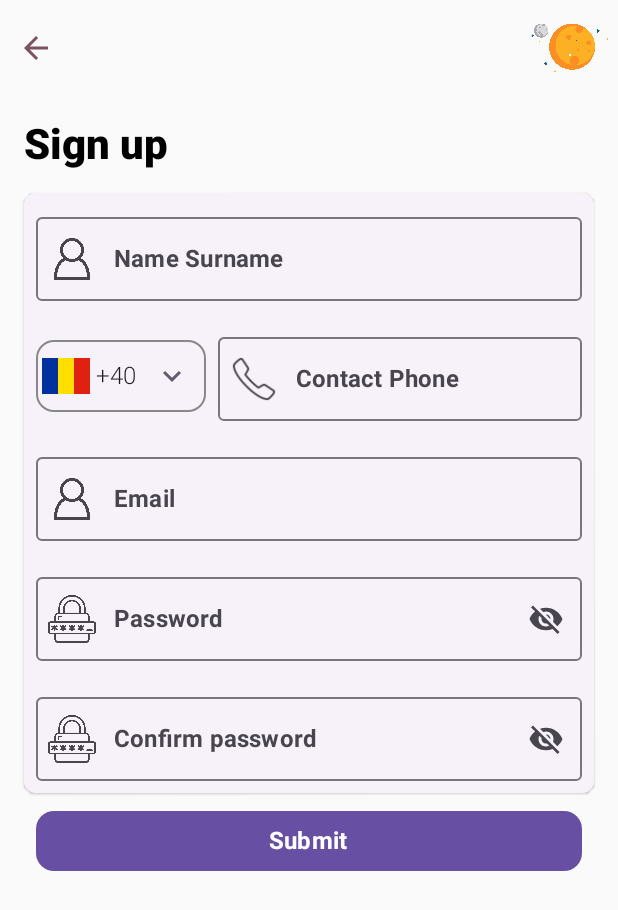
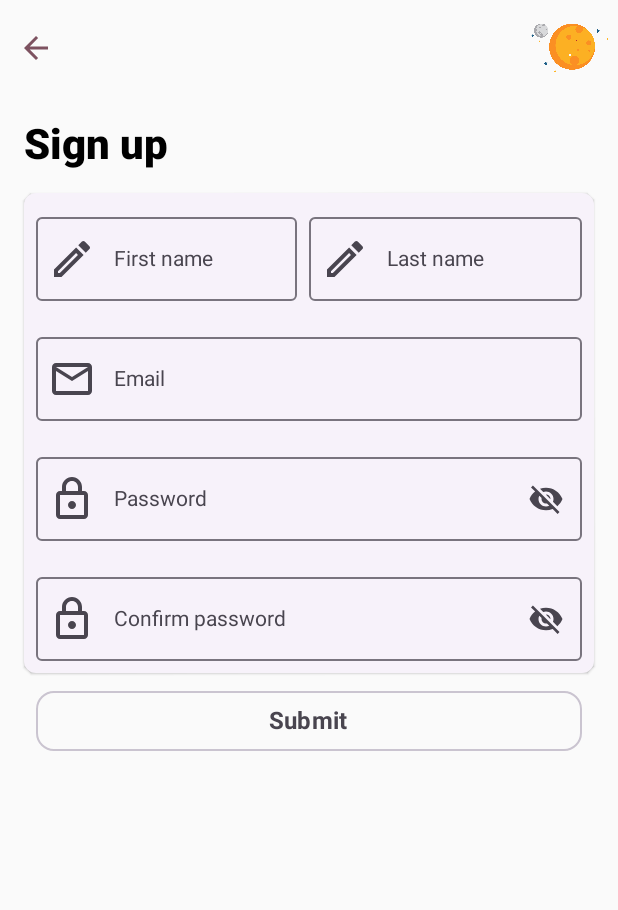
Before and after one commit to chrisneagu/YeapAuctions, an Android app built with Jetpack Compose: the SignUpScreen screen opened through its navigation route, on a phone screen of 412 x 824 dp. Shown: the top 910 px of the screen. Run offline under Robolectric (Android 15) with nearby library versions, the phone set to English and light mode, and no system bars; our stand-ins replace window size class; libraries missing offline, so code that uses them is left out: androidx.test.core.

Commit message:
"Login ViewModel Arhitecture rethink"

```diff
--- a/app/src/main/AndroidManifest.xml
+++ b/app/src/main/AndroidManifest.xml
@@ -11,6 +11,7 @@
         android:roundIcon="@mipmap/ic_launcher_round"
         android:supportsRtl="true"
         android:theme="@style/Theme.YeapAuctions"
+
         tools:targetApi="31">
         <activity
             android:name=".MainActivity"
@@ -27,6 +28,6 @@
                 android:name="android.app.lib_name"
                 android:value="" />
         </activity>
+
     </application>
-
 </manifest>
--- a/app/src/main/java/ro/ase/dam/yeapauctions/MainActivity.kt
+++ b/app/src/main/java/ro/ase/dam/yeapauctions/MainActivity.kt
@@ -3,17 +3,32 @@ package ro.ase.dam.yeapauctions
 import android.os.Bundle
 import androidx.activity.ComponentActivity
 import androidx.activity.compose.setContent
+import androidx.activity.viewModels
 import androidx.compose.foundation.layout.fillMaxSize
 import androidx.compose.material3.Surface
+import androidx.compose.material3.windowsizeclass.ExperimentalMaterial3WindowSizeClassApi
+import androidx.compose.material3.windowsizeclass.WindowWidthSizeClass
+import androidx.compose.material3.windowsizeclass.calculateWindowSizeClass
+import androidx.compose.runtime.Composable
 import androidx.compose.ui.Modifier
+import androidx.compose.ui.tooling.preview.Preview
+import ro.ase.dam.yeapauctions.ui.LoginViewModel
 import ro.ase.dam.yeapauctions.ui.theme.YeapAuctionsTheme
 
 class MainActivity : ComponentActivity() {
+    @OptIn(ExperimentalMaterial3WindowSizeClassApi::class)
     override fun onCreate(savedInstanceState: Bundle?) {
         super.onCreate(savedInstanceState)
+        val viewModel: LoginViewModel by viewModels()
+
         setContent {
             YeapAuctionsTheme {
-                   YeapAuctionsApp()
+                val windowSize = calculateWindowSizeClass(this)
+
+                YeapAuctionsApp(
+                    windowSize = windowSize.widthSizeClass,
+                    viewModel = viewModel
+                )
             }
         }
     }
--- a/app/src/main/java/ro/ase/dam/yeapauctions/YeapAuctionsScreen.kt
+++ b/app/src/main/java/ro/ase/dam/yeapauctions/YeapAuctionsApp.kt
@@ -6,7 +6,6 @@ import androidx.compose.runtime.Composable
 import androidx.compose.runtime.collectAsState
 import androidx.compose.runtime.getValue
 import androidx.compose.ui.Modifier
-import androidx.compose.ui.platform.LocalContext
 import androidx.navigation.NavHostController
 import androidx.navigation.compose.NavHost
 import androidx.navigation.compose.composable
@@ -14,7 +13,10 @@ import androidx.navigation.compose.currentBackStackEntryAsState
 import androidx.navigation.compose.rememberNavController
 import ro.ase.dam.yeapauctions.ui.LoginViewModel
 import androidx.lifecycle.viewmodel.compose.viewModel
-
+import androidx.compose.material3.windowsizeclass.WindowWidthSizeClass
+import androidx.lifecycle.ViewModelProvider
+import ro.ase.dam.yeapauctions.ui.utils.AuctionContentType
+import ro.ase.dam.yeapauctions.ui.utils.AuctionNavigationType
 
 
 enum class YeapAuctionsScreen(@StringRes val title: Int) {
@@ -28,19 +30,35 @@ enum class YeapAuctionsScreen(@StringRes val title: Int) {
 @OptIn(ExperimentalMaterial3Api::class)
 @Composable
 fun YeapAuctionsApp(
-    modifier: Modifier = Modifier,
-    viewModel: LoginViewModel = viewModel(),
-    navController: NavHostController = rememberNavController()
+    navController: NavHostController = rememberNavController(),
+    windowSize: WindowWidthSizeClass,
+    viewModel: LoginViewModel //= viewModel()
 ) {
 
-    val backStackEntry by navController.currentBackStackEntryAsState()
-
-    val currentScreen = YeapAuctionsScreen.valueOf(
-        backStackEntry?.destination?.route ?: YeapAuctionsScreen.Start.name
-    )
+        val navigationType: AuctionNavigationType
+        val contentType: AuctionContentType
+        val uiState by viewModel.uiState.collectAsState()
 
 
-        val uiState by viewModel.uiState.collectAsState()
+        //asta trb pusa in aia cu 4 activitati
+        when (windowSize) {
+            WindowWidthSizeClass.Compact -> {
+                navigationType = AuctionNavigationType.BOTTOM_NAVIGATION
+                contentType = AuctionContentType.LIST_ONLY
+            }
+            WindowWidthSizeClass.Medium -> {
+                navigationType = AuctionNavigationType.NAVIGATION_RAIL
+                contentType = AuctionContentType.LIST_ONLY
+            }
+            WindowWidthSizeClass.Expanded -> {
+                navigationType = AuctionNavigationType.PERMANENT_NAVIGATION_DRAWER
+                contentType = AuctionContentType.LIST_AND_DETAIL
+            }
+            else -> {
+                navigationType = AuctionNavigationType.BOTTOM_NAVIGATION
+                contentType = AuctionContentType.LIST_ONLY
+            }
+        }
 
         NavHost(
             navController = navController,
@@ -67,16 +85,19 @@ fun YeapAuctionsApp(
             composable(route = YeapAuctionsScreen.SignUp.name) {
                 SignUpScreen(
                     name = uiState.name,
+                    last_name = uiState.last_name,
                     email = uiState.signupEmail,
                     phone = uiState.phone,
                     password = uiState.signupPassword,
                     confirmed_password = uiState.confirmed_password,
                     onNameChanged = {viewModel.setName(it)},
+                    onLastNameChanged = {viewModel.setLastName(it)},
                     onEmailChanged = {viewModel.setSignUpEmail(it)},
                     onPasswordChanged = { viewModel.setSignUpPassword(it)},
                     onPhoneChanged = {viewModel.setPhone(it)},
                     onConfirmedPasswordChanged = { viewModel.setConfirmedPassword(it)},
                     onBackClicked = { navController.popBackStack(YeapAuctionsScreen.Start.name, inclusive = false) }
+
                 )
             }
         }
--- a/app/src/main/java/ro/ase/dam/yeapauctions/data/LoginUiState.kt
+++ /dev/null
@@ -1,18 +0,0 @@
-package ro.ase.dam.yeapauctions.data
-
-import androidx.compose.runtime.getValue
-import androidx.compose.runtime.mutableStateOf
-import androidx.compose.runtime.saveable.rememberSaveable
-import androidx.compose.runtime.setValue
-
-data class LoginUiState(
-    val name: String = "",
-    val loginEmail: String = "",
-    val forgotpasswordEmail: String = "",
-    val signupEmail: String = "",
-    val loginPassword: String = "",
-    val signupPassword: String = "",
-    val confirmed_password: String = "",
-    val phone: String = ""
-
-)
--- a/app/src/main/java/ro/ase/dam/yeapauctions/ui/LoginScreen.kt
+++ b/app/src/main/java/ro/ase/dam/yeapauctions/ui/LoginScreen.kt
@@ -8,10 +8,9 @@ import androidx.compose.foundation.rememberScrollState
 import androidx.compose.foundation.text.KeyboardActions
 import androidx.compose.foundation.text.KeyboardOptions
 import androidx.compose.foundation.verticalScroll
-import androidx.compose.material3.Button
-import androidx.compose.material3.ElevatedCard
-import androidx.compose.material3.MaterialTheme
-import androidx.compose.material3.Text
+import androidx.compose.material.icons.Icons
+import androidx.compose.material.icons.outlined.Email
+import androidx.compose.material3.*
 import androidx.compose.runtime.Composable
 import androidx.compose.ui.Alignment
 import androidx.compose.ui.Modifier
@@ -102,7 +101,7 @@ fun LoginScreen(
                     onValueChange = onEmailChanged,
                     textStyle = MaterialTheme.typography.headlineMedium,
                     modifier = modifier.padding(16.dp),
-                    leadingicon = R.drawable.favicon_user
+                    leadingicon = Icons.Outlined.Email
                 )
 
                 EditTextFieldPassword(
@@ -133,7 +132,7 @@ fun LoginScreen(
 
 
 
-                Button(
+                OutlinedButton(
                     onClick = { }, //TODO ON CLICK PENTRU LOGIN
                     shape = MaterialTheme.shapes.medium,
                     modifier = Modifier.fillMaxWidth()
--- a/app/src/main/java/ro/ase/dam/yeapauctions/ui/LoginViewModel.kt
+++ b/app/src/main/java/ro/ase/dam/yeapauctions/ui/LoginViewModel.kt
@@ -1,27 +1,48 @@
 package ro.ase.dam.yeapauctions.ui
 
 
+import android.os.Bundle
+import androidx.compose.runtime.collectAsState
+import androidx.compose.runtime.mutableStateOf
+import androidx.lifecycle.*
+import androidx.lifecycle.ViewModelProvider.AndroidViewModelFactory.Companion.APPLICATION_KEY
+import androidx.lifecycle.viewmodel.CreationExtras
+import androidx.savedstate.SavedStateRegistryOwner
+import androidx.lifecycle.SavedStateHandle
 import androidx.lifecycle.ViewModel
-import ro.ase.dam.yeapauctions.data.LoginUiState
-import kotlinx.coroutines.flow.MutableStateFlow
-import kotlinx.coroutines.flow.StateFlow
-import kotlinx.coroutines.flow.asStateFlow
-import kotlinx.coroutines.flow.update
-import java.text.NumberFormat
-import java.text.SimpleDateFormat
-import java.util.Calendar
-import java.util.Locale
-import kotlin.math.sign
+import androidx.lifecycle.ViewModelProvider
+import androidx.lifecycle.ViewModelProvider.AndroidViewModelFactory.Companion.APPLICATION_KEY
+import androidx.lifecycle.createSavedStateHandle
+import kotlinx.coroutines.flow.*
 
 
-class LoginViewModel : ViewModel() {
+data class LoginUiState(
+    val name: String = "",
+    val last_name: String = "",
+    val loginEmail: String = "",
+    val forgotpasswordEmail: String = "",
+    val signupEmail: String = "",
+    val loginPassword: String = "",
+    val signupPassword: String = "",
+    val confirmed_password: String = "",
+    val phone: String = ""
 
-    private val _uiState = MutableStateFlow(LoginUiState())
+)
+
+class LoginViewModel(private val savedStateHandle: SavedStateHandle) : ViewModel() { //primim Saved State Handle ca sa pastram ViewModelul si dupa distrugerea aplicatiei
+    private var _uiState = MutableStateFlow(LoginUiState())
     val uiState: StateFlow<LoginUiState> = _uiState.asStateFlow()
 
 
 
+    fun setLastName(lastName: String){
+        _uiState.update { currentState ->
+            currentState.copy(
+                last_name = lastName
+            )
+        }
 
+    }
 
     fun setName(name: String){
         _uiState.update { currentState ->
@@ -53,7 +74,11 @@ class LoginViewModel : ViewModel() {
                 loginEmail = email
             )
         }
+        savedStateHandle["userEmail"] =  email
     }
+
+
+
 
   fun setForgotpasswordEmail(email: String){
       _uiState.update { currentState ->
--- a/app/src/main/java/ro/ase/dam/yeapauctions/ui/SignUpScreen.kt
+++ b/app/src/main/java/ro/ase/dam/yeapauctions/ui/SignUpScreen.kt
@@ -15,6 +15,8 @@ import androidx.compose.material.icons.filled.ExpandLess
 import androidx.compose.material.icons.filled.ExpandMore
 import androidx.compose.material.icons.filled.MoreVert
 import androidx.compose.material.icons.outlined.Edit
+import androidx.compose.material.icons.outlined.Email
+import androidx.compose.material.icons.outlined.Phone
 import androidx.compose.material3.*
 import androidx.compose.runtime.*
 import androidx.compose.ui.Alignment
@@ -43,9 +45,11 @@ fun SignUpScreen(modifier: Modifier = Modifier,
                  password: String,
                  confirmed_password: String,
                  name: String,
+                 last_name: String,
                  onEmailChanged: (String) -> Unit,
                  onPasswordChanged: (String) -> Unit,
                  onNameChanged: (String) -> Unit,
+                 onLastNameChanged : (String) -> Unit,
                  onPhoneChanged: (String) -> Unit,
                  onConfirmedPasswordChanged: (String) -> Unit,
                  onBackClicked: () -> Unit
@@ -64,13 +68,15 @@ fun SignUpScreen(modifier: Modifier = Modifier,
     when(errorCode) {
         1 -> Toast.makeText(localContext,stringResource(R.string.error_code1_message), Toast.LENGTH_LONG).show()
         2 -> Toast.makeText(localContext,stringResource(R.string.error_code2_message), Toast.LENGTH_LONG).show()
-        3 -> Toast.makeText(localContext,stringResource(R.string.error_code3_message), Toast.LENGTH_LONG).show()
-        4 -> Toast.makeText(localContext,stringResource(R.string.error_code4_message), Toast.LENGTH_LONG).show()
-        5 -> Toast.makeText(localContext,stringResource(R.string.error_code5_message), Toast.LENGTH_LONG).show()
-        6 -> Toast.makeText(localContext,stringResource(R.string.error_code6_message), Toast.LENGTH_LONG).show()
-        7 -> Toast.makeText(localContext,stringResource(R.string.error_code7_message), Toast.LENGTH_LONG).show()
-        8 -> Toast.makeText(localContext,stringResource(R.string.error_code8_message), Toast.LENGTH_LONG).show()
-        9 -> Toast.makeText(localContext,stringResource(R.string.error_code9_message), Toast.LENGTH_LONG).show()
+        3 -> Toast.makeText(localContext,stringResource(R.string.error_code10_message), Toast.LENGTH_LONG).show()
+        4 -> Toast.makeText(localContext,stringResource(R.string.error_code11_message), Toast.LENGTH_LONG).show()
+        5 -> Toast.makeText(localContext,stringResource(R.string.error_code3_message), Toast.LENGTH_LONG).show()
+        6 -> Toast.makeText(localContext,stringResource(R.string.error_code4_message), Toast.LENGTH_LONG).show()
+        7 -> Toast.makeText(localContext,stringResource(R.string.error_code5_message), Toast.LENGTH_LONG).show()
+        8 -> Toast.makeText(localContext,stringResource(R.string.error_code6_message), Toast.LENGTH_LONG).show()
+        9 -> Toast.makeText(localContext,stringResource(R.string.error_code7_message), Toast.LENGTH_LONG).show()
+        10 -> Toast.makeText(localContext,stringResource(R.string.error_code8_message), Toast.LENGTH_LONG).show()
+        11 -> Toast.makeText(localContext,stringResource(R.string.error_code9_message), Toast.LENGTH_LONG).show()
     }
     Column(modifier = Modifier.fillMaxSize()) {
         Row(
@@ -126,6 +132,12 @@ fun SignUpScreen(modifier: Modifier = Modifier,
 
                     Column(verticalArrangement = Arrangement.SpaceAround,
                         horizontalAlignment = Alignment.Start){
+                        Row(modifier = modifier
+                            .fillMaxWidth()
+                            .padding(8.dp),
+                            horizontalArrangement = Arrangement.Start,
+                            verticalAlignment = Alignment.CenterVertically)
+                        {
                             EditTextField(
                                 label = R.string.person_name,
                                 keyboardOptions = KeyboardOptions.Default.copy(
@@ -138,10 +150,28 @@ fun SignUpScreen(modifier: Modifier = Modifier,
                                 value = name,
                                 onValueChange = onNameChanged,
                                 textStyle = MaterialTheme.typography.headlineMedium,
-                            modifier = modifier.padding(8.dp),
-                            leadingicon = R.drawable.favicon_user
+                                leadingicon = Icons.Outlined.Edit,
+                                modifier = Modifier.weight(1f)
+                                    .padding(end = 8.dp)
                             )
 
+                            EditTextField(
+                                label = R.string.person_last_name,
+                                keyboardOptions = KeyboardOptions.Default.copy(
+                                    keyboardType = KeyboardType.Text,
+                                    imeAction = ImeAction.Next
+                                ),
+                                keyboardActions = KeyboardActions(
+                                    onNext = { focusManager.moveFocus(FocusDirection.Down) }
+                                ),
+                                value = last_name,
+                                onValueChange = onLastNameChanged,
+                                textStyle = MaterialTheme.typography.headlineMedium,
+                                leadingicon = Icons.Outlined.Edit,
+                                modifier = Modifier.weight(1f)
+                            )
+                        }
+                        /*
                         Row(modifier = modifier
                             .fillMaxWidth()
                             .padding(8.dp),
@@ -154,20 +184,28 @@ fun SignUpScreen(modifier: Modifier = Modifier,
                                     .weight(1f)
                                     .padding(end = 8.dp, top = 4.dp)
                                     .border(1.dp,Color.Gray, MaterialTheme.shapes.medium),
-                                    horizontalArrangement = Arrangement.Start,
+                                    horizontalArrangement = Arrangement.SpaceEvenly,
                                     verticalAlignment = Alignment.CenterVertically){
 
                                     Image(
                                         painter = painterResource(flag),
                                         contentDescription = null,
-                                        modifier = Modifier.padding(4.dp)
+                                        modifier = Modifier.fillMaxWidth()
+                                            .weight(1f)
+                                            .padding(8.dp)
                                     )
 
                                     Text(
                                         stringResource(cod),
-                                        style = MaterialTheme.typography.headlineMedium
+                                        style = MaterialTheme.typography.headlineMedium,
+                                        modifier = Modifier.fillMaxWidth()
+                                            .weight(1f)
                                     )
 
+                                    Box(contentAlignment = Alignment.CenterEnd,
+                                            modifier = Modifier.fillMaxWidth()
+                                                .weight(1f))
+                                        {
                                             IconButton(onClick = { expanded = true }) {
                                                 Icon(
                                                 imageVector = if (expanded) Icons.Filled.ExpandLess else Icons.Filled.ExpandMore,
@@ -175,9 +213,6 @@ fun SignUpScreen(modifier: Modifier = Modifier,
                                                 contentDescription = null
                                                 )
                                             }
-                                }
-
-
 
                                             DropdownMenu(
                                                 expanded = expanded,
@@ -209,6 +244,14 @@ fun SignUpScreen(modifier: Modifier = Modifier,
                                             }
 
 
+                                        }
+                                }
+
+
+
+
+
+
                             EditTextField(
                                 label = R.string.phone,
                                 keyboardOptions = KeyboardOptions.Default.copy(
@@ -222,12 +265,12 @@ fun SignUpScreen(modifier: Modifier = Modifier,
                                 onValueChange = onPhoneChanged,
                                 textStyle = MaterialTheme.typography.headlineMedium,
                                 modifier = modifier.weight(2f),
-                                leadingicon = R.drawable.favicon_phone,
+                                leadingicon = Icons.Outlined.Phone,
 
                             )
                         }
 
-
+                        */
                         EditTextField(
                             label = R.string.user_label,
                             keyboardOptions = KeyboardOptions.Default.copy(
@@ -241,7 +284,7 @@ fun SignUpScreen(modifier: Modifier = Modifier,
                             onValueChange = onEmailChanged,
                             textStyle = MaterialTheme.typography.headlineMedium,
                             modifier = modifier.padding(8.dp),
-                            leadingicon = R.drawable.favicon_user
+                            leadingicon = Icons.Outlined.Email
                         )
 
                         EditTextFieldPassword(
@@ -277,8 +320,8 @@ fun SignUpScreen(modifier: Modifier = Modifier,
 
             }
 
-            Button( //todo validation on all text fields + push in data base
-                onClick = { errorCode = ValidSignUp(email,phone,password,confirmed_password,name)}, //TODO ON CLICK PENTRU LOGIN
+            OutlinedButton( //todo validation on all text fields + push in data base
+                onClick = { errorCode = ValidSignUp(email,phone,password,confirmed_password,name, last_name)}, //TODO ON CLICK PENTRU LOGIN
                 shape = MaterialTheme.shapes.medium,
                 modifier = Modifier
                     .fillMaxWidth()
@@ -313,28 +356,35 @@ fun ValidSignUp( email: String,
                  phone: String,
                  password: String,
                  confirmed_password: String,
-                 name: String) : Int{
+                 name: String,
+                 last_name:String) : Int{
     if(name.isEmpty())
         return 1
-    if (!Regex("\\w\\s\\w").containsMatchIn(name)) {
-        return 2 //Invalid name format
+    if (!Regex("\\w").containsMatchIn(name)) {
+        return 2 //First name should contain only letters
+    }
+
+    if(last_name.isEmpty())
+        return 3
+    if (!Regex("\\w").containsMatchIn(last_name)) {
+        return 4 //Last name should contain only letters
     }
     if(phone.isEmpty())
-        return 3
+        return 5
     if (!Regex("""\d{9}""").containsMatchIn(phone)) {
-        return 4 //Invalid phone format, should be 9 digits
+        return 6 //Invalid phone format, should be 9 digits
     }
 
     if(email.isEmpty())
-        return 5
+        return 7
     if (!Regex("""[A-Za-z]{1,}[a-zA-Z0-9_.-]+@[a-zA-Z]+\.[a-zA-Z]{1,}""").containsMatchIn(email)) {
-        return 6 //Invalid email format
+        return 8 //Invalid email format
     }
 
     if(password.isEmpty())
-        return 7
+        return 9
     if (!Regex( """(?=.*[a-z])(?=.*[A-Z])(?=.*\d)(?=.*[@${'$'}!%*?&])[A-Za-z\d@${'$'}!%*?&]{8,}""").containsMatchIn(password)) {
-        return 8 //Password must be minimum 8 characters, at least one uppercase letter, one lowercase letter, one number and one special character
+        return 10 //Password must be minimum 8 characters, at least one uppercase letter, one lowercase letter, one number and one special character
     }
 
     if(!password.equals(confirmed_password))
--- a/app/src/main/java/ro/ase/dam/yeapauctions/ui/components/CommonUi.kt
+++ b/app/src/main/java/ro/ase/dam/yeapauctions/ui/components/CommonUi.kt
@@ -9,6 +9,8 @@ import androidx.compose.foundation.text.KeyboardOptions
 import androidx.compose.material.icons.Icons
 import androidx.compose.material.icons.filled.Visibility
 import androidx.compose.material.icons.filled.VisibilityOff
+import androidx.compose.material.icons.outlined.Lock
+import androidx.compose.material.icons.outlined.Password
 import androidx.compose.material3.*
 import androidx.compose.runtime.Composable
 import androidx.compose.runtime.getValue
@@ -16,6 +18,7 @@ import androidx.compose.runtime.mutableStateOf
 import androidx.compose.runtime.saveable.rememberSaveable
 import androidx.compose.runtime.setValue
 import androidx.compose.ui.Modifier
+import androidx.compose.ui.graphics.vector.ImageVector
 import androidx.compose.ui.res.painterResource
 import androidx.compose.ui.res.stringResource
 import androidx.compose.ui.text.TextStyle
@@ -44,7 +47,7 @@ fun EditTextFieldPassword(
 
             Text(
                 stringResource(id = label),
-                style = MaterialTheme.typography.labelMedium)
+                style = MaterialTheme.typography.labelSmall)
 
         },
         modifier = modifier.fillMaxWidth(),
@@ -63,7 +66,8 @@ fun EditTextFieldPassword(
                 Icon(imageVector  = image, description)
             }
         },
-        leadingIcon = { Icon(painter = painterResource(id = R.drawable.favicon_password), contentDescription = "leadingIcon",  modifier= Modifier.size(32.dp)) }
+
+        leadingIcon = { Icon(imageVector = Icons.Outlined.Lock, contentDescription = "leadingIcon",  modifier= Modifier.size(32.dp)) }
     )
 }
 
@@ -72,7 +76,7 @@ fun EditTextFieldPassword(
 @Composable
 fun EditTextField(
     @StringRes label: Int,
-    @DrawableRes leadingicon: Int,
+    leadingicon: ImageVector,
     keyboardOptions: KeyboardOptions,
     keyboardActions: KeyboardActions, //optiuni tastatura ca sa se inchida cand apesi pe done
     value: String,
@@ -87,13 +91,13 @@ fun EditTextField(
         label = {
             Text(
                 stringResource(id = label),
-                style = MaterialTheme.typography.labelMedium)
+                style = MaterialTheme.typography.labelSmall)
         },
         modifier = modifier.fillMaxWidth(),
         singleLine = true,
         keyboardOptions = keyboardOptions,
         keyboardActions = keyboardActions,
         textStyle = textStyle,
-        leadingIcon = { Icon(painter = painterResource(id = leadingicon), contentDescription = "leadingIcon", modifier= Modifier.size(32.dp)) }
+        leadingIcon = { Icon(imageVector= leadingicon, contentDescription= "leadingIcon", modifier= Modifier.size(32.dp)) }
     )
 }
--- a/app/src/main/res/values/strings.xml
+++ b/app/src/main/res/values/strings.xml
@@ -10,12 +10,12 @@
     <string name="message_sign_up">Sign up</string>
     <string name="message_forgot_password">Forgot password</string>
     <string name="submit_message">Submit</string>
-    <string name="person_name">Name Surname</string>
+    <string name="person_name">First name</string>
     <string name="password_label_confirm">Confirm password</string>
     <string name="btn_back">back</string>
     <string name="phone">Contact Phone</string>
-    <string name="error_code1_message">Name is empty</string>
-    <string name="error_code2_message">Invalid format for name</string>
+    <string name="error_code1_message">First name is empty</string>
+    <string name="error_code2_message">First name should contain only letters</string>
     <string name="error_code3_message">Phone is empty</string>
     <string name="error_code4_message">Invalid phone format, should be 9 digits</string>
     <string name="error_code5_message">Email is empty</string>
@@ -27,4 +27,7 @@
     <string name="UnitedKingdom">+44</string>
     <string name="France">+33</string>
     <string name="Spain">+34</string>
+    <string name="person_last_name">Last name</string>
+    <string name="error_code11_message">Last name should contain only letters</string>
+    <string name="error_code10_message">Last name is empty</string>
 </resources>
```
Also changed, not shown: app/build.gradle (+6 -1 lines), app/src/main/java/ro/ase/dam/yeapauctions/ui/ForgotPasswordScreen.kt (+7 -3 lines), app/src/main/java/ro/ase/dam/yeapauctions/ui/utils/WindowStateUtils.kt (added, +10 -0 lines), app/src/main/res/drawable-nodpi/favicon_password.png (deleted), app/src/main/res/drawable-nodpi/favicon_phone.png (deleted), app/src/main/res/drawable-nodpi/favicon_user.png (deleted). Lines whose indentation alone changed are shown as unchanged.
